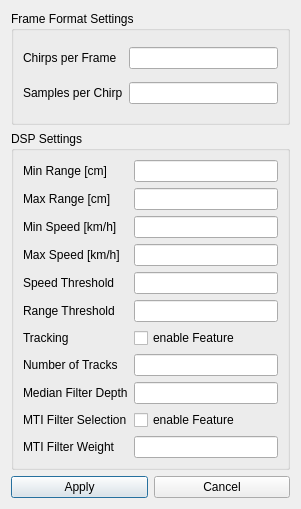
Qt form src/gui/settings/settings.ui (norbus161/P2G-Dashboard) before a commit.
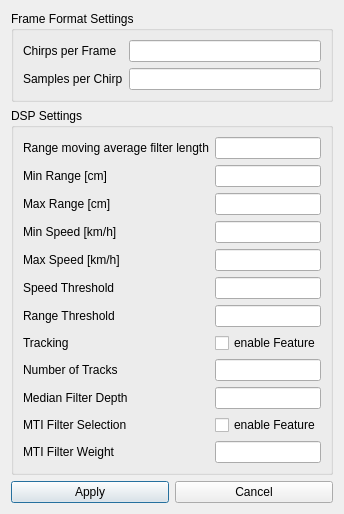
The same form after that commit. Icons and pictures are not drawn.

Commit message: added json configuration for loading dsp settings at startup

The edit to the form file:
```diff
--- a/src/gui/settings/settings.ui
+++ b/src/gui/settings/settings.ui
@@ -6,8 +6,8 @@
    <rect>
     <x>0</x>
     <y>0</y>
-    <width>301</width>
-    <height>509</height>
+    <width>325</width>
+    <height>477</height>
    </rect>
   </property>
   <property name="windowTitle">
@@ -60,161 +60,175 @@
      <property name="title">
       <string>DSP Settings</string>
      </property>
-     <layout class="QGridLayout" name="gridLayout_3">
+     <layout class="QFormLayout" name="formLayout">
+      <item row="0" column="0">
+       <widget class="QLabel" name="lbl_range_moving_average">
+        <property name="text">
+         <string>Range moving average filter length</string>
+        </property>
+       </widget>
+      </item>
+      <item row="0" column="1">
+       <widget class="QLineEdit" name="txt_range_moving_average">
+        <property name="toolTip">
+         <string>[0, 4999]</string>
+        </property>
+       </widget>
+      </item>
+      <item row="1" column="0">
+       <widget class="QLabel" name="lbl_min_range">
+        <property name="text">
+         <string>Min Range [cm]</string>
+        </property>
+       </widget>
+      </item>
+      <item row="1" column="1">
+       <widget class="QLineEdit" name="txt_min_range">
+        <property name="toolTip">
+         <string>[0, 4999]</string>
+        </property>
+       </widget>
+      </item>
+      <item row="2" column="0">
+       <widget class="QLabel" name="lbl_max_range">
+        <property name="text">
+         <string>Max Range [cm]</string>
+        </property>
+       </widget>
+      </item>
       <item row="2" column="1">
-       <widget class="QLineEdit" name="txt_min_speed">
-        <property name="toolTip">
-         <string>[0, 65534]</string>
-        </property>
-       </widget>
-      </item>
-      <item row="6" column="0">
-       <widget class="QLabel" name="lbl_tracking">
-        <property name="text">
-         <string>Tracking</string>
-        </property>
-       </widget>
-      </item>
-      <item row="1" column="1">
        <widget class="QLineEdit" name="txt_max_range">
         <property name="toolTip">
          <string>[1, 5000]</string>
         </property>
        </widget>
       </item>
-      <item row="7" column="0">
-       <widget class="QLabel" name="lbl_number_of_tracks">
-        <property name="text">
-         <string>Number of Tracks</string>
-        </property>
-       </widget>
-      </item>
-      <item row="0" column="0">
-       <widget class="QLabel" name="lbl_min_range">
-        <property name="text">
-         <string>Min Range [cm]</string>
-        </property>
-       </widget>
-      </item>
       <item row="3" column="0">
+       <widget class="QLabel" name="lbl_min_speed">
+        <property name="text">
+         <string>Min Speed [km/h]</string>
+        </property>
+       </widget>
+      </item>
+      <item row="3" column="1">
+       <widget class="QLineEdit" name="txt_min_speed">
+        <property name="toolTip">
+         <string>[0, 65534]</string>
+        </property>
+       </widget>
+      </item>
+      <item row="4" column="0">
        <widget class="QLabel" name="lbl_max_speed">
         <property name="text">
          <string>Max Speed [km/h]</string>
         </property>
        </widget>
       </item>
+      <item row="4" column="1">
+       <widget class="QLineEdit" name="txt_max_speed">
+        <property name="toolTip">
+         <string>[1, 65535]</string>
+        </property>
+       </widget>
+      </item>
       <item row="5" column="0">
+       <widget class="QLabel" name="lbl_speed_threshold">
+        <property name="text">
+         <string>Speed Threshold</string>
+        </property>
+       </widget>
+      </item>
+      <item row="5" column="1">
+       <widget class="QLineEdit" name="txt_speed_threshold">
+        <property name="toolTip">
+         <string>[0, 1000]</string>
+        </property>
+       </widget>
+      </item>
+      <item row="6" column="0">
        <widget class="QLabel" name="lbl_range_threshold">
         <property name="text">
          <string>Range Threshold</string>
         </property>
        </widget>
       </item>
-      <item row="8" column="1">
-       <widget class="QLineEdit" name="txt_median_filter_depth">
+      <item row="6" column="1">
+       <widget class="QLineEdit" name="txt_range_threshold">
         <property name="toolTip">
          <string>[1, 3, 5, 7, 9, 11, 13]</string>
         </property>
        </widget>
       </item>
-      <item row="10" column="1">
-       <widget class="QLineEdit" name="txt_mti_filter_weight">
-        <property name="toolTip">
-         <string>[1, 999]</string>
+      <item row="7" column="0">
+       <widget class="QLabel" name="lbl_tracking">
+        <property name="text">
+         <string>Tracking</string>
+        </property>
+       </widget>
+      </item>
+      <item row="7" column="1">
+       <widget class="QCheckBox" name="check_tracking">
+        <property name="text">
+         <string>enable Feature</string>
         </property>
        </widget>
       </item>
       <item row="8" column="0">
+       <widget class="QLabel" name="lbl_number_of_tracks">
+        <property name="text">
+         <string>Number of Tracks</string>
+        </property>
+       </widget>
+      </item>
+      <item row="8" column="1">
+       <widget class="QLineEdit" name="txt_number_of_track">
+        <property name="toolTip">
+         <string>[1, 2, 3, 4, 5]</string>
+        </property>
+       </widget>
+      </item>
+      <item row="9" column="0">
        <widget class="QLabel" name="lbl_median_filter_depth">
         <property name="text">
          <string>Median Filter Depth</string>
         </property>
        </widget>
       </item>
+      <item row="9" column="1">
+       <widget class="QLineEdit" name="txt_median_filter_depth">
+        <property name="toolTip">
+         <string>[1, 3, 5, 7, 9, 11, 13]</string>
+        </property>
+       </widget>
+      </item>
       <item row="10" column="0">
-       <widget class="QLabel" name="lbl_mti_filter_weight">
-        <property name="text">
-         <string>MTI Filter Weight</string>
-        </property>
-       </widget>
-      </item>
-      <item row="1" column="0">
-       <widget class="QLabel" name="lbl_max_range">
-        <property name="text">
-         <string>Max Range [cm]</string>
-        </property>
-       </widget>
-      </item>
-      <item row="5" column="1">
-       <widget class="QLineEdit" name="txt_range_threshold">
-        <property name="toolTip">
-         <string>[0, 1000]</string>
-        </property>
-       </widget>
-      </item>
-      <item row="4" column="0">
-       <widget class="QLabel" name="lbl_speed_threshold">
-        <property name="text">
-         <string>Speed Threshold</string>
-        </property>
-       </widget>
-      </item>
-      <item row="0" column="1">
-       <widget class="QLineEdit" name="txt_min_range">
-        <property name="toolTip">
-         <string>[0, 4999]</string>
-        </property>
-       </widget>
-      </item>
-      <item row="3" column="1">
-       <widget class="QLineEdit" name="txt_max_speed">
-        <property name="toolTip">
-         <string>[1, 65535]</string>
-        </property>
-       </widget>
-      </item>
-      <item row="6" column="1">
-       <widget class="QCheckBox" name="check_tracking">
-        <property name="text">
-         <string>enable Feature</string>
-        </property>
-       </widget>
-      </item>
-      <item row="2" column="0">
-       <widget class="QLabel" name="lbl_min_speed">
-        <property name="text">
-         <string>Min Speed [km/h]</string>
-        </property>
-       </widget>
-      </item>
-      <item row="9" column="0">
        <widget class="QLabel" name="lbl_mti_filter_selection">
         <property name="text">
          <string>MTI Filter Selection</string>
         </property>
        </widget>
       </item>
-      <item row="4" column="1">
-       <widget class="QLineEdit" name="txt_speed_threshold">
-        <property name="toolTip">
-         <string>[0, 1000]</string>
-        </property>
-       </widget>
-      </item>
-      <item row="7" column="1">
-       <widget class="QLineEdit" name="txt_number_of_track">
-        <property name="toolTip">
-         <string>[1, 2, 3, 4, 5]</string>
-        </property>
-       </widget>
-      </item>
-      <item row="9" column="1">
+      <item row="10" column="1">
        <widget class="QCheckBox" name="check_mti_filter_selection">
         <property name="text">
          <string>enable Feature</string>
         </property>
        </widget>
       </item>
+      <item row="11" column="0">
+       <widget class="QLabel" name="lbl_mti_filter_weight">
+        <property name="text">
+         <string>MTI Filter Weight</string>
+        </property>
+       </widget>
+      </item>
+      <item row="11" column="1">
+       <widget class="QLineEdit" name="txt_mti_filter_weight">
+        <property name="toolTip">
+         <string>[1, 999]</string>
+        </property>
+       </widget>
+      </item>
      </layout>
     </widget>
    </item>
```
Left out of the diff: 2 changed lines with no effect on the pictures. The commit also changes 13 other files.
